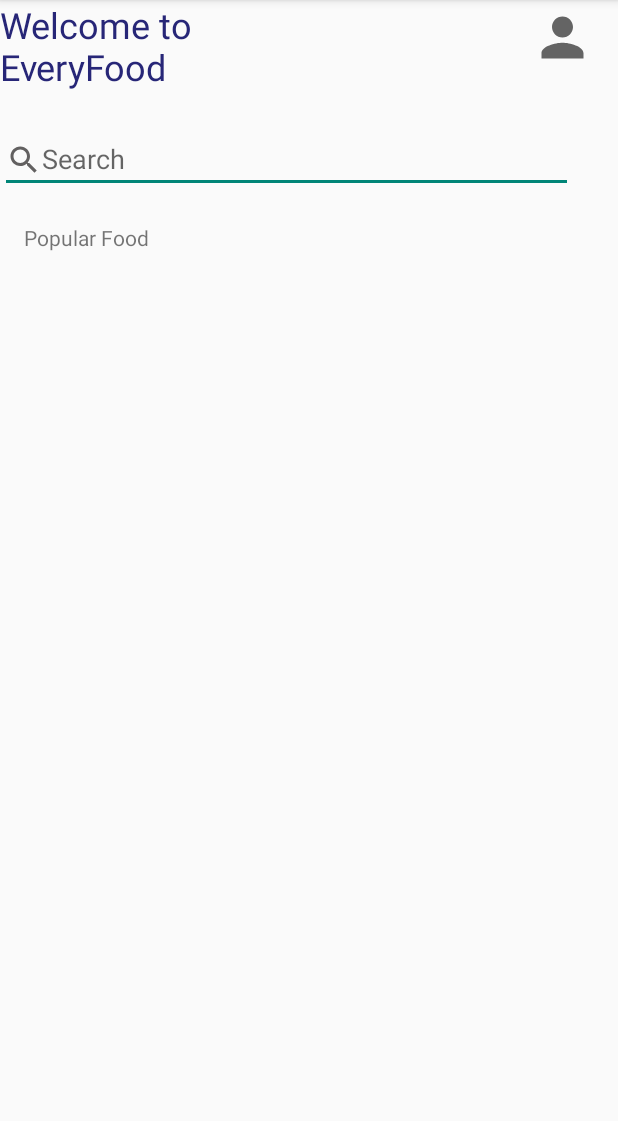
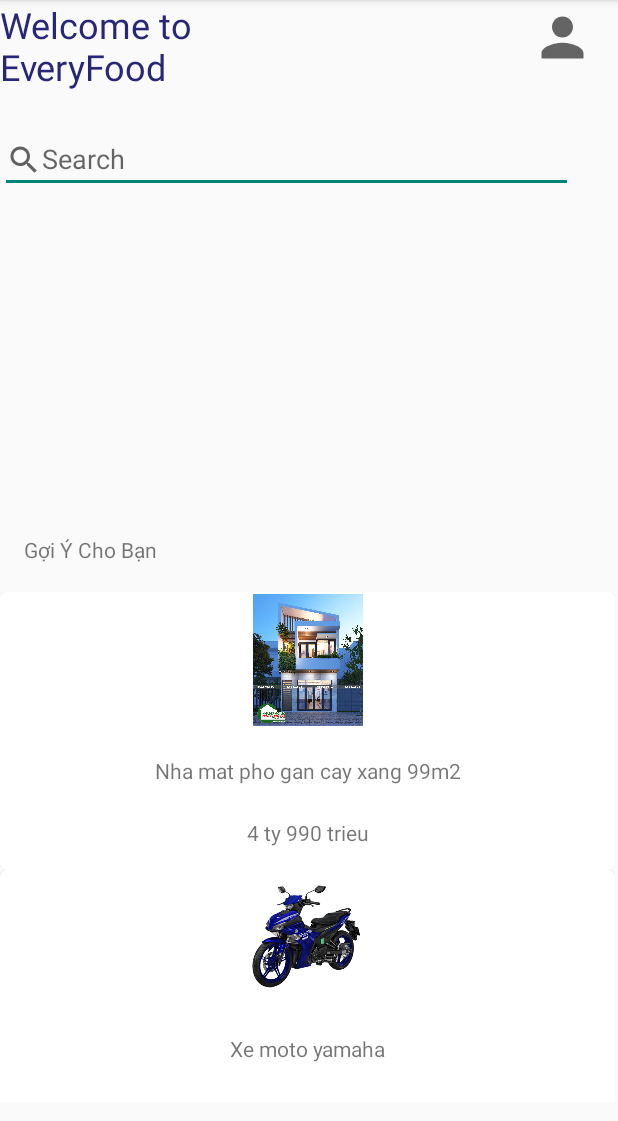
Before and after one commit to minh-tuan-184/SecondHand, an Android app: the screen it shows after launch (MainActivity), on a phone screen of 412 x 824 dp, the part 84-1205 px from its top. Run offline under Robolectric (Android 15) with nearby library versions, the light colour scheme and no system bars.

Commit message:
code moi

```diff
--- a/app/src/main/java/com/example/secondhand/MainActivity.java
+++ b/app/src/main/java/com/example/secondhand/MainActivity.java
@@ -4,7 +4,9 @@
 import androidx.recyclerview.widget.LinearLayoutManager;
 import androidx.recyclerview.widget.RecyclerView;
 
+import android.content.Context;
 import android.os.Bundle;
+import android.widget.Toast;
 
 import com.example.secondhand.adapter.ProductAdapter;
 import com.example.secondhand.product.Product;
@@ -24,22 +26,23 @@
 
         List<Product> productList = new ArrayList<>();
 
-        productList.add(new Product("Nha mat pho gan cay xang 99m2", "4 ty 990 trieu", 4.5, "Nha dep ma co ma am can thanh ly gap", "Bat dong san", R.drawable.nha, 1, "0931488542"));
-        productList.add(new Product("Xe moto yamaha", "49 trieu", 3.8, "Xe chay sieu em dung de chay duong truong", "Xe may", R.drawable.moto_yamaha, 19, "0963566882"));
-        productList.add(new Product("Sua bot Ensure Gold", "149 nghin", 4.2, "Nhieu duong chat, danh cho be 3-6 tuoi", "Sua bot", R.drawable.sua_bot, 25, "0964255014"));
-        productList.add(new Product("Ao thun chat choi nguoi doi", "249 nghin", 3.9, "Ao thun cuc mat cho ngay dai nang dong", "Ao", R.drawable.ao_thun_1, 347, "0908863636"));
-        productList.add(new Product("Ao thun tay lo", "150 nghin", 4.1, "Ao thun de di choi ngay he", "Ao", R.drawable.ao_thun_2,134, "0956335681"));
-        productList.add(new Product("Ao thun nhieu mau sac", "195 nghin", 3.7, "Ao thun mat me - Tim lai tuoi tre", "Ao", R.drawable.ao_thun_3, 705, "0909631035"));
-        productList.add(new Product("Dao nia ban tiec", "135 nghin", 4.0, "Dao nia theo phong cach an tiec phuong Tay", "Vat dung", R.drawable.dao_nia, 208, "0975266348"));
+        productList.add(new Product("Nha mat pho gan cay xang 99m2", "4 ty 990 trieu", "4.5", "Nha dep ma co ma am can thanh ly gap", "Bat dong san", R.drawable.nha, 1, "0931488542"));
+        productList.add(new Product("Xe moto yamaha", "49 trieu", "3.8", "Xe chay sieu em dung de chay duong truong", "Xe may", R.drawable.moto_yamaha, 19, "0963566882"));
+        productList.add(new Product("Sua bot Ensure Gold", "149 nghin", "4.2", "Nhieu duong chat, danh cho be 3-6 tuoi", "Sua bot", R.drawable.sua_bot, 25, "0964255014"));
+        productList.add(new Product("Ao thun chat choi nguoi doi", "249 nghin", "3.9", "Ao thun cuc mat cho ngay dai nang dong", "Ao", R.drawable.ao_thun_1, 347, "0908863636"));
+        productList.add(new Product("Ao thun tay lo", "150 nghin", "4.1", "Ao thun de di choi ngay he", "Ao", R.drawable.ao_thun_2,134, "0956335681"));
+        productList.add(new Product("Ao thun nhieu mau sac", "195 nghin", "3.7", "Ao thun mat me - Tim lai tuoi tre", "Ao", R.drawable.ao_thun_3, 705, "0909631035"));
+        productList.add(new Product("Dao nia ban tiec", "135 nghin", "4.0", "Dao nia theo phong cach an tiec phuong Tay", "Vat dung", R.drawable.dao_nia, 208, "0975266348"));
+
+        setProductRecycler(productList);
     }
 
     private void setProductRecycler(List<Product> productList) {
-
         productRecycler = findViewById(R.id.product_recycler);
-        RecyclerView.LayoutManager layoutManager = new LinearLayoutManager(this, RecyclerView.HORIZONTAL, false);
+        RecyclerView.LayoutManager layoutManager = new LinearLayoutManager(this, RecyclerView.VERTICAL, false);
         productRecycler.setLayoutManager(layoutManager);
-        productAdapter = new productAdapter(this, productList);
-        productRecycler.setAdapter(productAdapter);
+        pAdapter = new ProductAdapter(this, productList);
+        productRecycler.setAdapter(pAdapter);
 
     }
 }
--- a/app/src/main/java/com/example/secondhand/adapter/ProductAdapter.java
+++ b/app/src/main/java/com/example/secondhand/adapter/ProductAdapter.java
@@ -7,6 +7,7 @@
 import android.view.ViewGroup;
 import android.widget.ImageView;
 import android.widget.TextView;
+import android.widget.Toast;
 
 import androidx.annotation.NonNull;
 import androidx.recyclerview.widget.RecyclerView;
@@ -57,7 +58,7 @@
 
     @Override
     public int getItemCount() {
-        return 0;
+        return productList.size();
     }
 
     public static final class ProductAdapterViewHolder extends RecyclerView.ViewHolder{
--- a/app/src/main/java/com/example/secondhand/otherActivities/DetailActivity.java
+++ b/app/src/main/java/com/example/secondhand/otherActivities/DetailActivity.java
@@ -20,7 +20,7 @@
         super.onCreate(savedInstanceState);
         setContentView(R.layout.activity_detail);
 
-        ActionBar actionBar = getSupportActionBar();
+        //ActionBar actionBar = getSupportActionBar();
 
         Product prod = (Product)getIntent().getParcelableExtra("product");
         if (prod != null) {
@@ -47,6 +47,6 @@
             textView = (TextView)findViewById(R.id.phone_detail);
             textView.setText(prod.getPhoneNumber());
         }
-        actionBar.setTitle("Back");
+        //actionBar.setTitle("Back");
     }
 }
--- a/app/src/main/res/layout/activity_main.xml
+++ b/app/src/main/res/layout/activity_main.xml
@@ -56,25 +56,24 @@
 
         <TextView
             android:id="@+id/textView3"
-            android:layout_width="88dp"
-            android:layout_height="25dp"
+            android:layout_width="130dp"
+            android:layout_height="30dp"
             android:layout_marginStart="16dp"
-            android:text="Popular Food"
+            android:layout_marginTop="208dp"
+            android:text="Gợi Ý Cho Bạn"
             app:layout_constraintStart_toStartOf="parent"
             app:layout_constraintTop_toTopOf="parent" />
 
         <androidx.recyclerview.widget.RecyclerView
             android:id="@+id/product_recycler"
-            android:layout_width="413dp"
-            android:layout_height="115dp"
+            android:layout_width="410dp"
+            android:layout_height="340dp"
             android:layout_marginTop="8dp"
             android:layout_marginRight="15dp"
-            app:layout_constraintBottom_toBottomOf="parent"
             app:layout_constraintEnd_toEndOf="parent"
             app:layout_constraintHorizontal_bias="0.0"
             app:layout_constraintStart_toStartOf="parent"
-            app:layout_constraintTop_toBottomOf="@+id/textView3"
-            app:layout_constraintVertical_bias="0.0" />
+            app:layout_constraintTop_toBottomOf="@+id/textView3" />
     </androidx.constraintlayout.widget.ConstraintLayout>
 
 </androidx.constraintlayout.widget.ConstraintLayout>
```
